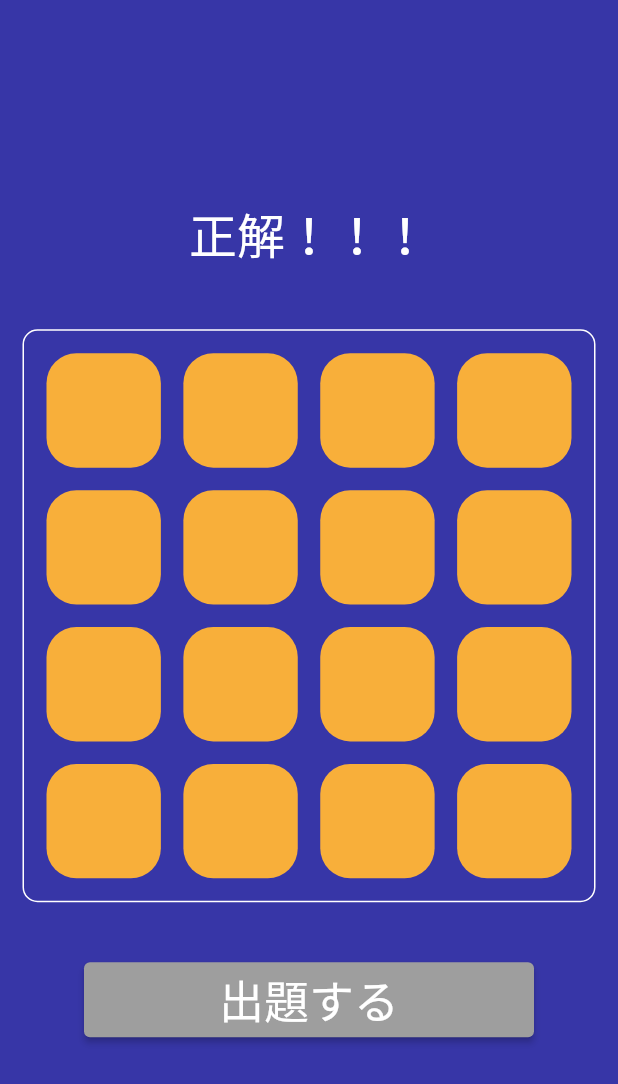
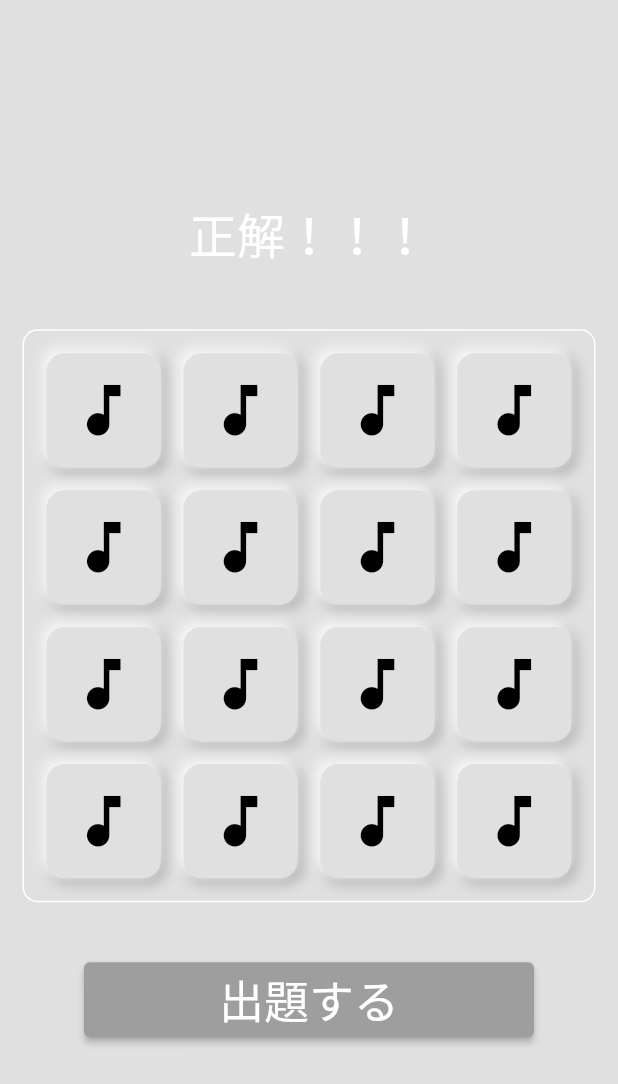
Before and after one commit to myzw1030/soundMatchApp, a Flutter app: the GamePage screen opened directly, on a phone screen of 412 x 824 dp. Shown: the top 1084 px of the screen. Run offline on Flutter 3.47's test engine with Material 2 defaults, Android fonts, the phone set to English and light mode, and no system bars.

Commit message:
音声ボタンのアニメーション

```diff
--- a/lib/component/sound_button.dart
+++ b/lib/component/sound_button.dart
@@ -1,20 +1,75 @@
+import 'dart:async';
+
 import 'package:flutter/material.dart';
 
-class SoundButton extends StatelessWidget {
+class SoundButton extends StatefulWidget {
   const SoundButton({
     Key? key,
   }) : super(key: key);
 
   @override
+  State<SoundButton> createState() => _SoundButtonState();
+}
+
+class _SoundButtonState extends State<SoundButton> {
+  bool _isButtonPressed = false;
+  Timer? _timer;
+
+  // TODO
+  // 本来は時間ではなく、イベント後に真偽値変更する
+  void startTimer() {
+    // タイマー開始
+    _timer = Timer.periodic(const Duration(seconds: 1), (_) {
+      setState(() {
+        _isButtonPressed = false;
+      });
+      _timer?.cancel();
+    });
+  }
+
+  @override
   Widget build(BuildContext context) {
-    return InkWell(
+    return GestureDetector(
       onTap: () {
-        print('aa');
+        setState(() {
+          _isButtonPressed = true;
+          startTimer();
+        });
       },
-      child: Container(
+      child: AnimatedContainer(
+        duration: const Duration(
+          milliseconds: 120,
+        ),
         decoration: BoxDecoration(
-          color: const Color(0xFFF8AF3A),
-          borderRadius: BorderRadius.circular(20),
+          color: Colors.grey[300],
+          borderRadius: BorderRadius.circular(12),
+          border: Border.all(
+              color: _isButtonPressed
+                  ? Colors.grey.shade200
+                  : Colors.grey.shade300),
+          boxShadow: _isButtonPressed
+              ? [
+                  // 押下時は影なし
+                ]
+              : [
+                  BoxShadow(
+                    color: Colors.grey.shade500,
+                    offset: const Offset(2, 2),
+                    blurRadius: 7,
+                    spreadRadius: 1,
+                  ),
+                  const BoxShadow(
+                    color: Colors.white,
+                    offset: Offset(-2, -2),
+                    blurRadius: 7,
+                    spreadRadius: 1,
+                  ),
+                ],
+        ),
+        child: Icon(
+          Icons.music_note,
+          size: _isButtonPressed ? 43 : 45,
+          color: _isButtonPressed ? Colors.grey.shade500 : Colors.black,
         ),
       ),
     );
--- a/lib/page/game_page.dart
+++ b/lib/page/game_page.dart
@@ -31,7 +31,7 @@ class _GamePageState extends State<GamePage> {
   Widget build(BuildContext context) {
     return Scaffold(
       body: Container(
-        color: const Color(0xFF3736A7),
+        color: Colors.grey.shade300,
         child: SafeArea(
           child: Padding(
             padding: const EdgeInsets.all(15),
```
Also changed, not shown: pubspec.yaml (+0 -20 lines).
